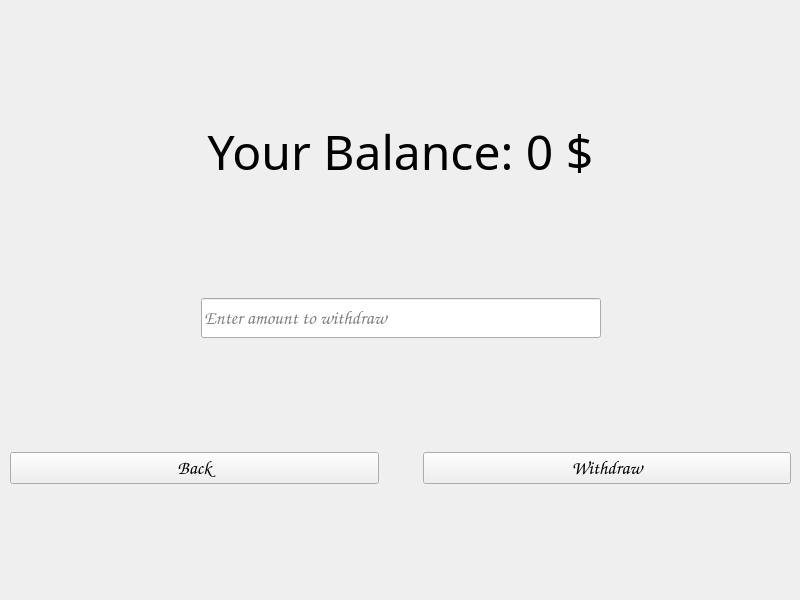
grytsiuko/QuadroBank, file frontend/menus/WithdrawMenu/withdrawmenu.ui: the form before one commit.
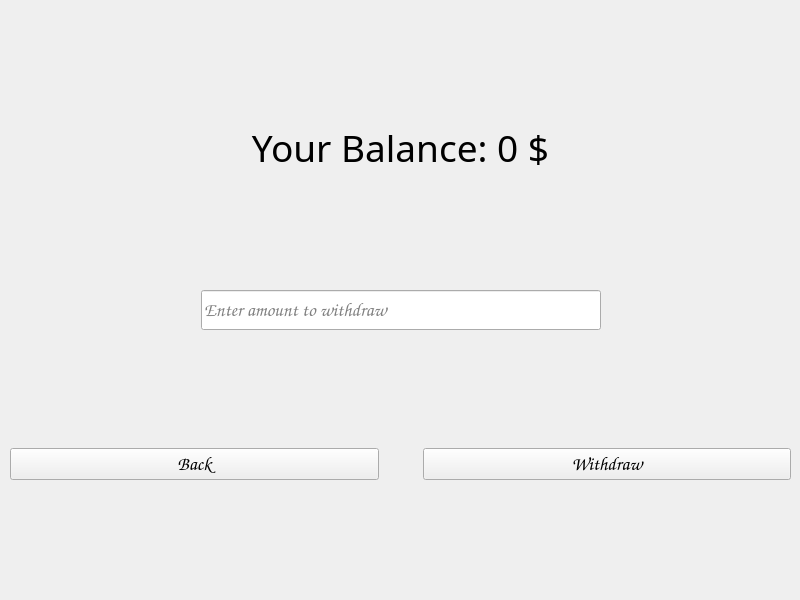
The form after the commit.

What changed in the file:
```diff
--- a/frontend/menus/WithdrawMenu/withdrawmenu.ui
+++ b/frontend/menus/WithdrawMenu/withdrawmenu.ui
@@ -47,7 +47,7 @@
       <property name="font">
        <font>
         <family>Playbill</family>
-        <pointsize>36</pointsize>
+        <pointsize>28</pointsize>
        </font>
       </property>
       <property name="text">
```
